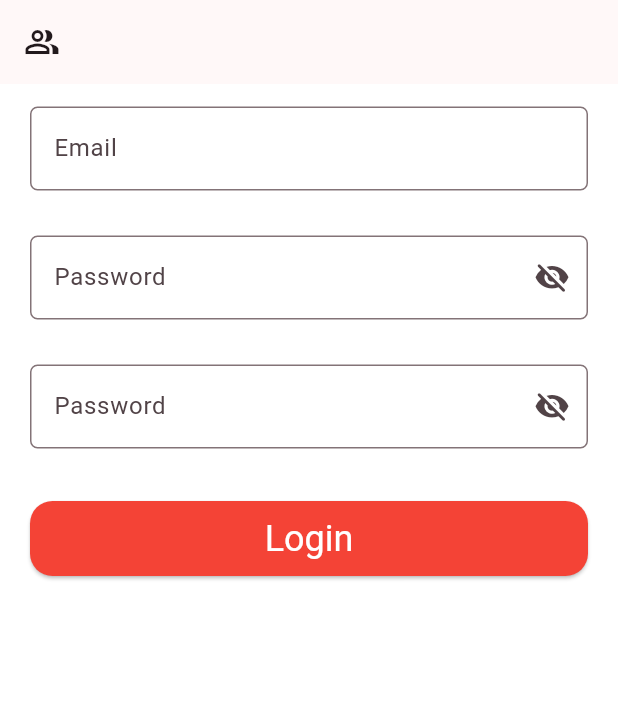
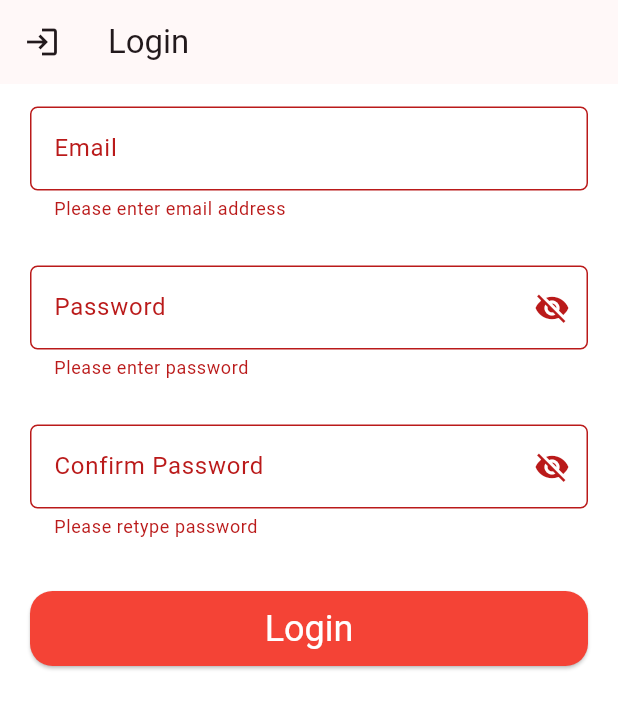
Before and after one commit to sijalneupane/flutter_app_1, a Flutter app: the screen it shows after launch, after a tap on "Login", on a phone screen of 412 x 824 dp. Shown: the top 709 px of the screen. Run offline on Flutter 3.47's test engine with Material 3 defaults, Android fonts, the phone set to English and light mode, and no system bars; our stand-ins replace carousel_slider, font_awesome_flutter, google_fonts, readmore.

Commit message:
Stateful login updated with obscure text and visibility on/off

```diff
--- a/lib/stateful_login.dart
+++ b/lib/stateful_login.dart
@@ -15,14 +15,21 @@ class _StatefulLoginState extends State<StatefulLogin> {
   // final TextEditingController _emailController=TextEditingController();
   // final TextEditingController _passwordController=TextEditingController();
   // final TextEditingController _confirmPasswordController=TextEditingController();
+  final _formKey = GlobalKey<FormState>();
+  bool visible=false;
+
 
   @override
   Widget build(BuildContext context) {
     return Scaffold(
       appBar: AppBar(
-        leading: Icon(Icons.people_alt_outlined),
+        leading: Icon(Icons.login),
+        title: Text(loginButton),
       ),
-      body: Column(
+      body: SingleChildScrollView(
+        child: Form(
+          key: _formKey,
+          child: Column(
             children: [
               CustomTextformfield(
                 labelText: emailStr,
@@ -39,8 +46,12 @@ class _StatefulLoginState extends State<StatefulLogin> {
               CustomTextformfield(
                 labelText: passwordStr,
                 keyboardType: TextInputType.visiblePassword,
-            obscureText: true,
-            suffixIcon: Icon(Icons.visibility_off_rounded),
+                obscureText: visible?false:true,
+                suffixIcon: IconButton(onPressed: (){
+                  setState(() {
+                    visible=!visible;
+                  });
+                }, icon: visible?Icon(Icons.visibility_rounded):Icon(Icons.visibility_off)),
                 onChanged: (p0) {
                   // _passwordController.text=p0;
                 },
@@ -51,10 +62,14 @@ class _StatefulLoginState extends State<StatefulLogin> {
                 },
               ),
               CustomTextformfield(
-            labelText: passwordStr,
+                labelText: confirmPasswordStr,
                 keyboardType: TextInputType.visiblePassword,
-            obscureText: true,
-            suffixIcon: Icon(Icons.visibility_off_rounded),
+                obscureText: visible?false:true,
+                suffixIcon: IconButton(onPressed: (){
+                  setState(() {
+                    visible=!visible;
+                  });
+                }, icon: visible?Icon(Icons.visibility_rounded):Icon(Icons.visibility_off)),
                 onChanged: (p0) {
                   // _confirmPasswordController.text=p0;
                 },
@@ -66,11 +81,15 @@ class _StatefulLoginState extends State<StatefulLogin> {
               ),
               CustomElevatedbutton(
                 onPressed: () {
-
+                  if(_formKey.currentState!.validate()){
+                    print("Login Successfull");
+                  }
                 },
-            child: Text("Login"),
+                child: Text(loginButton),
               )
             ],
+          ),
+        ),
       ),
     );
   }
--- a/lib/string_const.dart
+++ b/lib/string_const.dart
@@ -13,3 +13,4 @@ String passwordValidatorStr="Please enter password";
 String confirmPasswordValidatorStr="Please retype password";
 
 String likeTitleStr="Messenger";
+String loginButton="Login";
```
Lines whose indentation alone changed are shown as unchanged.
